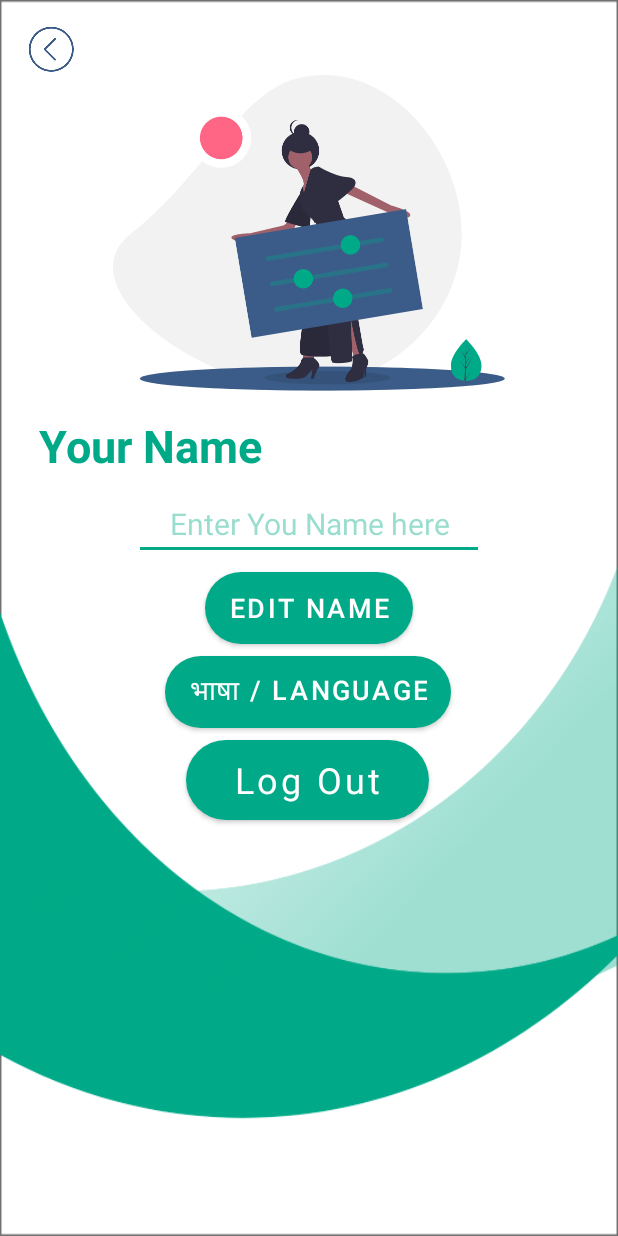
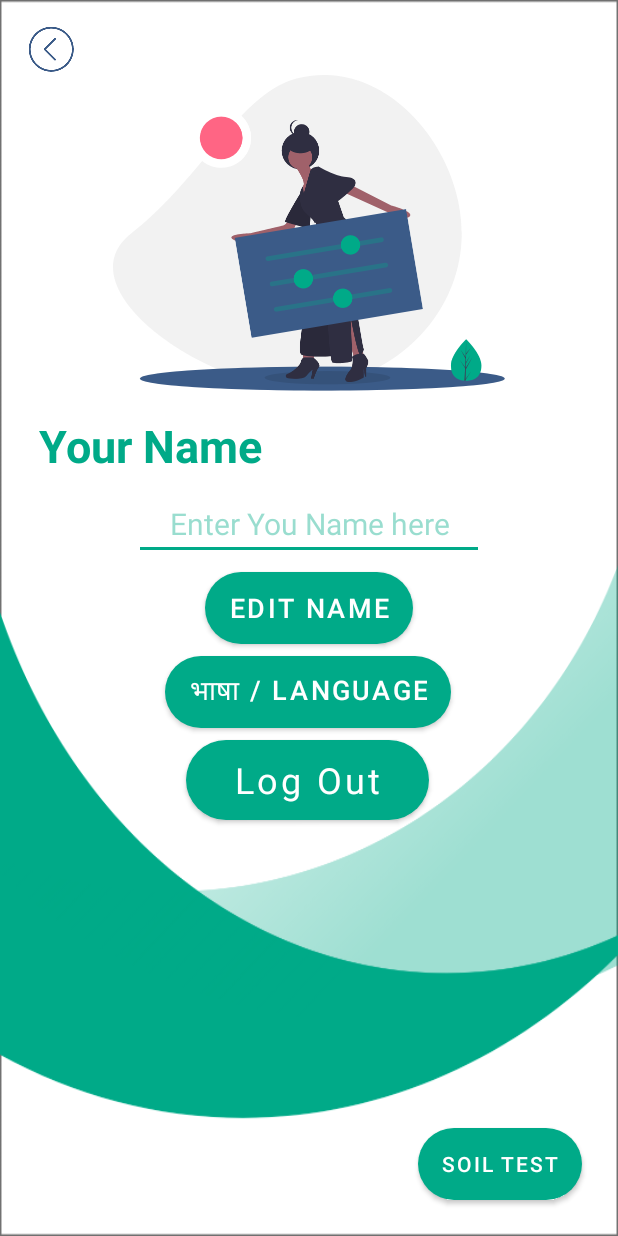
Before and after one commit to niranjangirhe/ShetkariMitra, an Android app: the Setting_Activity screen opened directly, with no data from a screen before it, on a phone screen of 412 x 824 dp. Run offline under Robolectric (Android 15) with nearby library versions, the phone set to English and light mode, and no system bars; our stand-ins replace Firebase (no records; nobody signed in at launch, a user with empty details on screens opened directly); network calls fail.

Commit message:
Lib updated

```diff
--- a/app/src/main/AndroidManifest.xml
+++ b/app/src/main/AndroidManifest.xml
@@ -14,7 +14,8 @@
         android:supportsRtl="true"
         android:theme="@style/Theme.MyApplication"
         android:usesCleartextTraffic="true">
-        <activity android:name=".MyQueryActivity"></activity>
+
+        <activity android:name=".MyQueryActivity" />
         <activity
             android:name=".Model.SplashScreen"
             android:screenOrientation="portrait"
@@ -75,7 +76,7 @@
             android:screenOrientation="portrait" />
         <activity
             android:name=".MainActivity"
-            android:screenOrientation="portrait"></activity>
+            android:screenOrientation="portrait" />
 
         <service
             android:name=".notification.FirebaseService"
--- a/app/src/main/java/com/ngsolutions/myapplication/Setting_Activity.java
+++ b/app/src/main/java/com/ngsolutions/myapplication/Setting_Activity.java
@@ -1,16 +1,21 @@
 package com.ngsolutions.myapplication;
 
+import androidx.annotation.NonNull;
 import androidx.annotation.Nullable;
 import androidx.appcompat.app.AlertDialog;
 import androidx.appcompat.app.AppCompatActivity;
 import androidx.constraintlayout.widget.ConstraintLayout;
+import androidx.core.app.ActivityCompat;
 
+import android.Manifest;
 import android.app.Activity;
 import android.content.Intent;
 import android.content.SharedPreferences;
+import android.content.pm.PackageManager;
 import android.content.res.Configuration;
 import android.os.Build;
 import android.os.Bundle;
+import android.provider.MediaStore;
 import android.view.View;
 import android.widget.Button;
 import android.widget.EditText;
@@ -47,6 +52,8 @@ public class Setting_Activity extends AppCompatActivity {
     String userID,userName;
     boolean datafound=false;
     boolean loggedin=true;
+    Button soil_test;
+
     @Override
     protected void onCreate(Bundle savedInstanceState) {
         super.onCreate(savedInstanceState);
@@ -64,6 +71,7 @@ public class Setting_Activity extends AppCompatActivity {
         pencilButton.setVisibility(View.INVISIBLE);
         changelang = findViewById(R.id.ChangeLangBtn);
         ConstraintLayout cl = findViewById(R.id.SettingPage);
+        soil_test = findViewById(R.id.soil_img_btn);
 
 
         logOutButton = findViewById(R.id.LogOutBtn);
@@ -224,7 +232,15 @@ public class Setting_Activity extends AppCompatActivity {
                 sendToWelcome();
             }
         });
+
+        soil_test.setOnClickListener(new View.OnClickListener() {
+            @Override
+            public void onClick(View view) {
+
+            }
+        });
     }
+
     private void sendToWelcome() {
         Intent intent = new Intent(Setting_Activity.this,MainActivity.class);
         intent.addFlags(Intent.FLAG_ACTIVITY_CLEAR_TOP | Intent.FLAG_ACTIVITY_NEW_TASK);
--- a/app/src/main/res/layout/activity_setting_.xml
+++ b/app/src/main/res/layout/activity_setting_.xml
@@ -126,4 +126,15 @@
         app:layout_constraintTop_toTopOf="parent"
         app:srcCompat="@drawable/setting_svg" />
 
+    <Button
+        android:id="@+id/soil_img_btn"
+        android:layout_width="wrap_content"
+        android:layout_height="wrap_content"
+        android:layout_marginEnd="24dp"
+        android:layout_marginBottom="24dp"
+        android:background="@drawable/button"
+        android:text="Soil Test"
+        app:layout_constraintBottom_toBottomOf="parent"
+        app:layout_constraintEnd_toEndOf="parent" />
+
 </androidx.constraintlayout.widget.ConstraintLayout>
--- /dev/null
+++ b/app/src/main/res/values-night/strings.xml
@@ -0,0 +1,4 @@
+<?xml version="1.0" encoding="utf-8"?>
+<resources>
+    <string name="capture">Capture</string>
+</resources>
--- a/app/src/main/res/values/strings.xml
+++ b/app/src/main/res/values/strings.xml
@@ -86,5 +86,6 @@
     <string name="update_app">Please Update the app to proceed</string>
     <string name="errorfecting">Error fetching data</string>
     <string name="my_queries">My Queries</string>
+    <string name="capture">Capture</string>
 
 </resources>
```
Also changed, not shown: app/build.gradle (+10 -10 lines), 2 other files.
